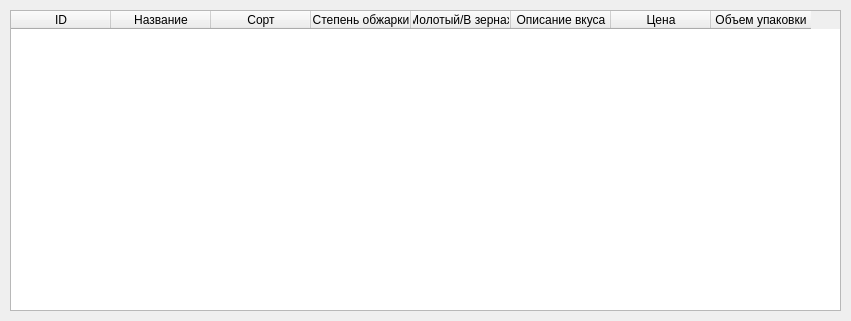
Malivartti/Cafe, file main.ui: the form before one commit.
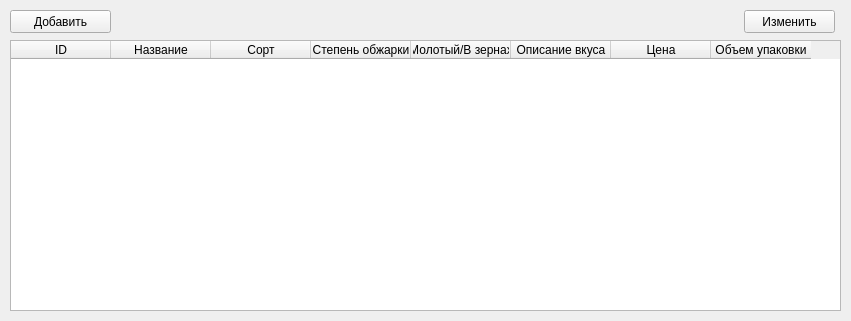
The form after the commit.

Commit message: Капучино

What changed in the file:
```diff
--- a/main.ui
+++ b/main.ui
@@ -17,9 +17,9 @@
    <property name="geometry">
     <rect>
      <x>10</x>
-     <y>10</y>
+     <y>40</y>
      <width>831</width>
-     <height>301</height>
+     <height>271</height>
     </rect>
    </property>
    <column>
@@ -63,6 +63,32 @@
     </property>
    </column>
   </widget>
+  <widget class="QPushButton" name="add">
+   <property name="geometry">
+    <rect>
+     <x>10</x>
+     <y>10</y>
+     <width>101</width>
+     <height>23</height>
+    </rect>
+   </property>
+   <property name="text">
+    <string>Добавить</string>
+   </property>
+  </widget>
+  <widget class="QPushButton" name="change">
+   <property name="geometry">
+    <rect>
+     <x>744</x>
+     <y>10</y>
+     <width>91</width>
+     <height>23</height>
+    </rect>
+   </property>
+   <property name="text">
+    <string>Изменить</string>
+   </property>
+  </widget>
  </widget>
  <resources/>
  <connections/>
```
The commit also changes 2 other files.
